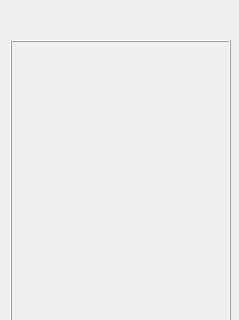
Qt form Simple_IM/ListGUI.ui (Hbenmazi/Simple_IM) before a commit; both pictures show x 0 to 239 and y 0 to 320 of the 239 by 519 pixel window.
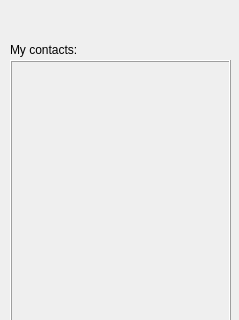
The same form after that commit.

```diff
--- a/Simple_IM/ListGUI.ui
+++ b/Simple_IM/ListGUI.ui
@@ -43,9 +43,9 @@
    <property name="geometry">
     <rect>
      <x>10</x>
-     <y>40</y>
+     <y>60</y>
      <width>221</width>
-     <height>431</height>
+     <height>411</height>
     </rect>
    </property>
    <property name="autoFillBackground">
@@ -85,6 +85,19 @@
     <string>Add Contacts</string>
    </property>
   </widget>
+  <widget class="QLabel" name="label_2">
+   <property name="geometry">
+    <rect>
+     <x>10</x>
+     <y>40</y>
+     <width>71</width>
+     <height>20</height>
+    </rect>
+   </property>
+   <property name="text">
+    <string>My contacts:</string>
+   </property>
+  </widget>
  </widget>
  <layoutdefault spacing="6" margin="11"/>
  <resources/>
```
